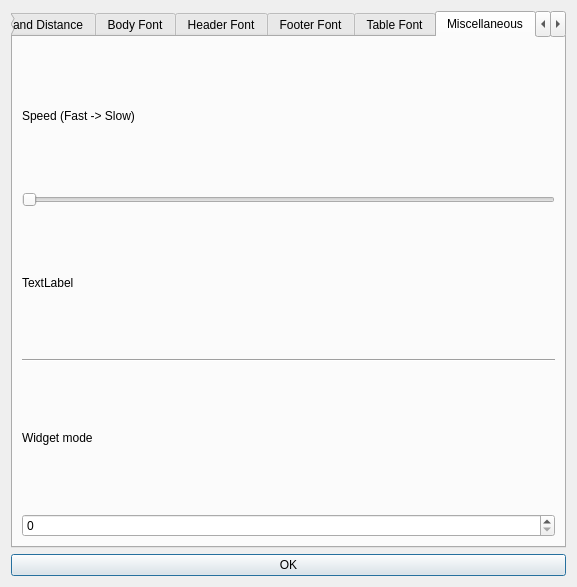
Qt form localStationCS/settings.ui (Gnoumy/RaspMeteo) before a commit.
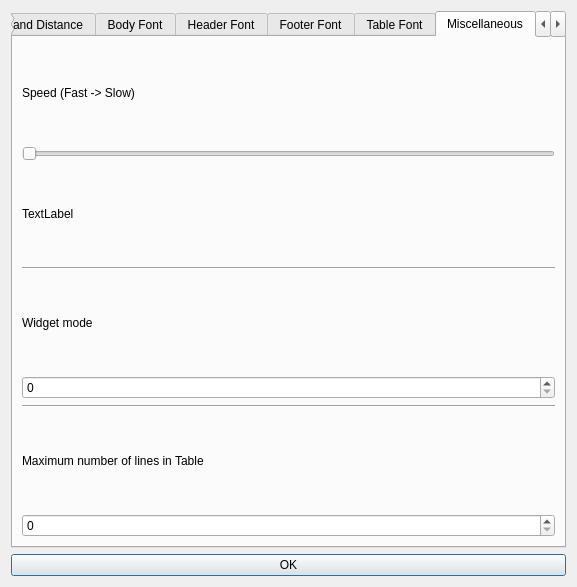
The same form after that commit. The open tabs and pages were chosen to show the change. Custom widgets are drawn as their Qt base class.

Commit message: Settings: added MaxNbOfLines for Table

Diff of the .ui file:
```diff
--- a/localStationCS/settings.ui
+++ b/localStationCS/settings.ui
@@ -236,6 +236,23 @@
          <item>
           <widget class="QSpinBox" name="widgetModeSpinBox"/>
          </item>
+         <item>
+          <widget class="Line" name="line">
+           <property name="orientation">
+            <enum>Qt::Horizontal</enum>
+           </property>
+          </widget>
+         </item>
+         <item>
+          <widget class="QLabel" name="labelTableNbOfLines">
+           <property name="text">
+            <string>Maximum number of lines in Table</string>
+           </property>
+          </widget>
+         </item>
+         <item>
+          <widget class="QSpinBox" name="tableNbOfLinesSpinBox"/>
+         </item>
         </layout>
        </item>
       </layout>
```
Left out of the diff: 2 changed lines with no effect on the pictures. The commit also changes 4 other files.
